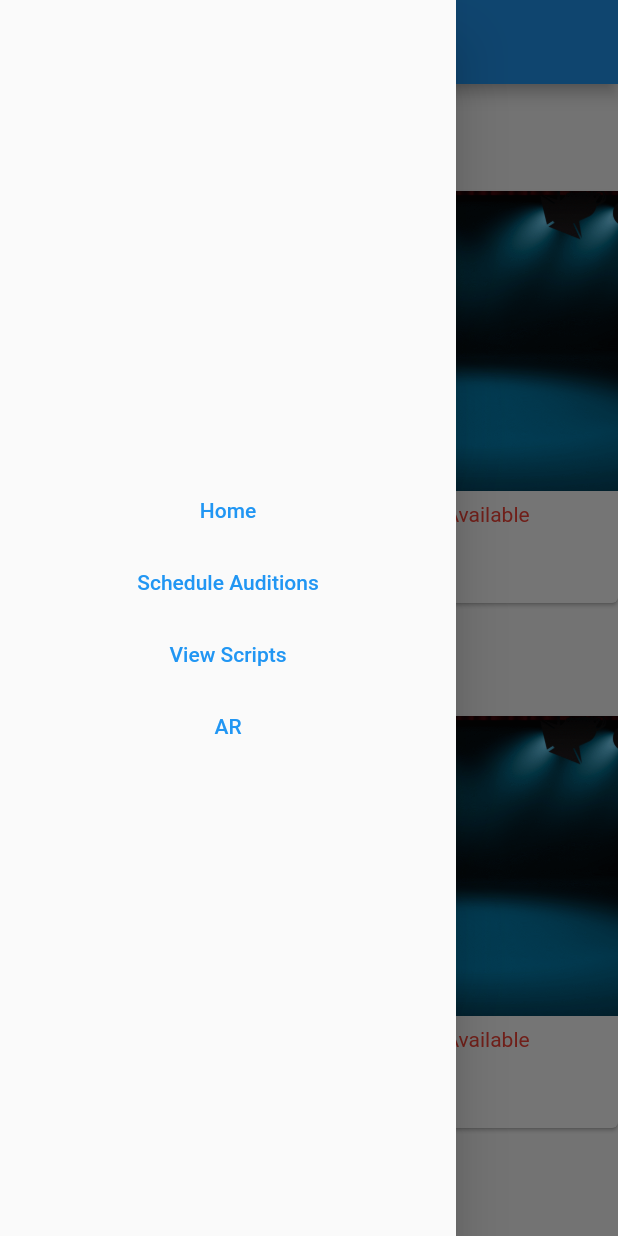
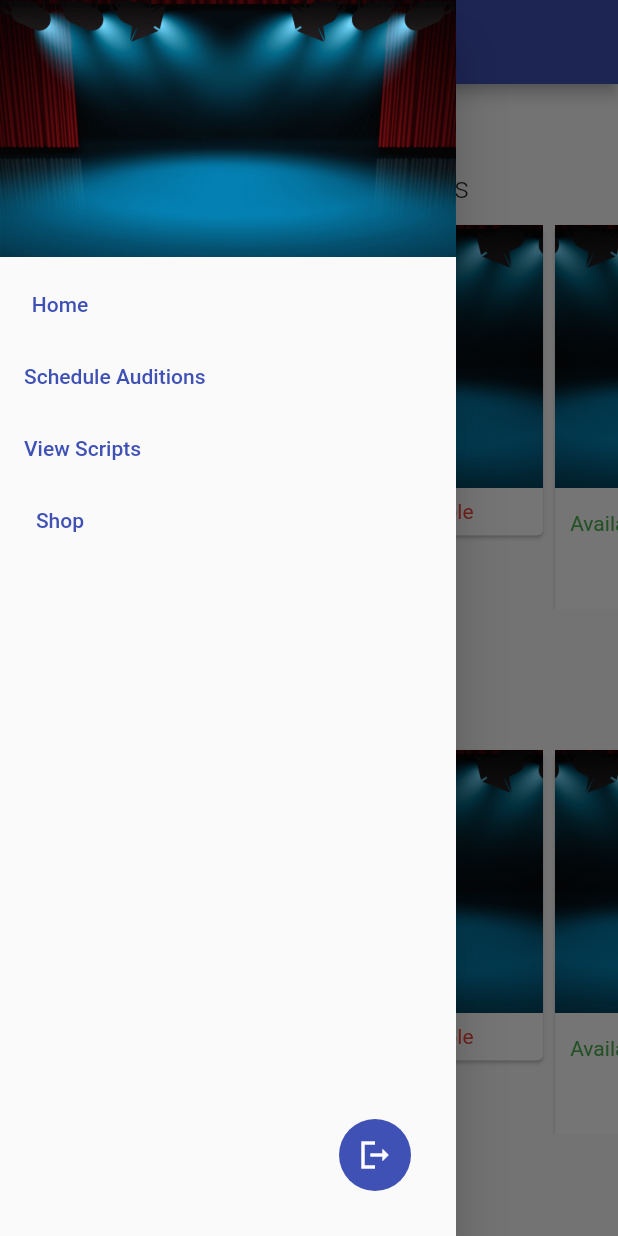
Before and after one commit to AkhileshManda/TheatricalHack, a Flutter app: the CostumesPage screen opened directly, with the side drawer open, on a phone screen of 412 x 824 dp. Run offline on Flutter 3.47's test engine with Material 2 defaults, Android fonts, the phone set to English and light mode, and no system bars; our stand-ins replace cloud_firestore, firebase_auth, firebase_core, flutter_rating_bar; missing offline and left inert: model_viewer; accounts and stored records are empty.

Commit message:
updated UI

```diff
--- a/theatre_buddy/lib/main.dart
+++ b/theatre_buddy/lib/main.dart
@@ -17,7 +17,7 @@ class MyApp extends StatelessWidget {
     return MaterialApp(
       title: 'Flutter Demo',
       theme: ThemeData(
-        primarySwatch: Colors.blue,
+        primarySwatch: Colors.indigo
       ),
       home: const AuthScreen()
     );
--- a/theatre_buddy/lib/screens/app/costumes_page.dart
+++ b/theatre_buddy/lib/screens/app/costumes_page.dart
@@ -7,20 +7,31 @@ class CostumesPage extends StatelessWidget {
   @override
   Widget build(BuildContext context) {
     return Scaffold(
-      appBar: AppBar(title: const Text("Props")),
-      drawer: const DrawerWidget(),
+      appBar: AppBar(title: const Text("Shop")),
+      drawer: DrawerWidget(),
       body: SingleChildScrollView(
         child: Column(
+
           children: [
             SizedBox(
               width: MediaQuery.of(context).size.width,
               height: 350,
               child: Column(
+
+                crossAxisAlignment: CrossAxisAlignment.start,
                 mainAxisSize: MainAxisSize.min,
                 children: [
-                  const Padding(
-                    padding: EdgeInsets.all(10.0),
-                    child: Text("Costumes", style: TextStyle(fontSize: 40)),
+                  Padding(
+                    padding: const EdgeInsets.all(10.0),
+                    child: Column(
+                      crossAxisAlignment: CrossAxisAlignment.start,
+                      children: const[
+                         Text("Costumes", style: TextStyle(fontSize: 40)),
+                         Text("A great play needs great costumes",
+                        style: TextStyle(fontSize: 20, fontWeight:FontWeight.w300
+                        )),
+                      ],
+                    ),
                   ),
                   Expanded(
                     child: ListView(
@@ -39,16 +50,24 @@ class CostumesPage extends StatelessWidget {
                 ]
               ),
             ),
-
             SizedBox(
               width: MediaQuery.of(context).size.width,
               height: 350,
               child: Column(
+                crossAxisAlignment: CrossAxisAlignment.start,
                 mainAxisSize: MainAxisSize.min,
                 children: [
-                  const Padding(
-                    padding: EdgeInsets.all(10.0),
-                    child: Text("Props", style: TextStyle(fontSize: 40)),
+                  Padding(
+                    padding: const EdgeInsets.all(10.0),
+                    child: Column(
+                      crossAxisAlignment: CrossAxisAlignment.start,
+                      children: const[
+                         Text("Props", style: TextStyle(fontSize: 40)),
+                         Text("Bring your play to life",
+                        style: TextStyle(fontSize: 20, fontWeight:FontWeight.w300
+                        )),
+                      ],
+                    ),
                   ),
                   Expanded(
                     child: ListView(
@@ -60,7 +79,6 @@ class CostumesPage extends StatelessWidget {
                         CostumeCard(isAvailable: true, image: "costume"),
                         CostumeCard(isAvailable: true, image: "costume"),
                         CostumeCard(isAvailable: true, image: "costume"),
-
                       ]
                     ),
                   ),
--- a/theatre_buddy/lib/screens/app/script_review_screen.dart
+++ b/theatre_buddy/lib/screens/app/script_review_screen.dart
@@ -26,7 +26,8 @@ class ScriptReviewScreen extends StatelessWidget {
   Widget build(BuildContext context) {
 
     return Scaffold(
-      appBar: AppBar(title: Text(name)),
+
+      appBar: AppBar(title: Text(name),elevation:0),
       body: Column(
         children: [
            Expanded(
--- a/theatre_buddy/lib/screens/app/script_screen.dart
+++ b/theatre_buddy/lib/screens/app/script_screen.dart
@@ -20,7 +20,7 @@ class _ScriptsScreenState extends State<ScriptsScreen> {
   Widget build(BuildContext context) {
     return Scaffold(
         appBar: AppBar(title: const Text("Script Review")),
-        drawer: const DrawerWidget(),
+        drawer: DrawerWidget(),
         body: StreamBuilder<QuerySnapshot>(
             stream: _scriptsStream,
             builder: (ctx, snapshot) {
--- a/theatre_buddy/lib/widgets/costumes_card.dart
+++ b/theatre_buddy/lib/widgets/costumes_card.dart
@@ -8,13 +8,14 @@ class CostumeCard extends StatelessWidget {
 
   @override
   Widget build(BuildContext context) {
-    return Card(
+    return SingleChildScrollView(
+      child: Card(
         child: Column(
           //mainAxisAlignment: MainAxisAlignment.spaceEvenly,
           children:[
             const SizedBox(
-            width: 200,
-            height: 200,
+              width: 175,
+              height: 175,
               child: Image(
                 image: AssetImage('images/background1.png'), fit: BoxFit.cover
                 ),
@@ -38,10 +39,14 @@ class CostumeCard extends StatelessWidget {
                   } ,)
                 ],
               ),
-          )
+            ),
+
+            if(isAvailable)
+            TextButton(child: const Text("Place Order"), onPressed:(){})
           ]
 
         )
+      ),
     );
   }
 }
--- a/theatre_buddy/lib/widgets/drawer.dart
+++ b/theatre_buddy/lib/widgets/drawer.dart
@@ -1,19 +1,34 @@
+import 'package:firebase_auth/firebase_auth.dart';
 import 'package:flutter/material.dart';
 import 'package:theatre_buddy/screens/app/ar_page.dart';
 import 'package:theatre_buddy/screens/app/audition_screen.dart';
 import 'package:theatre_buddy/screens/app/costumes_page.dart';
 import 'package:theatre_buddy/screens/app/home.dart';
 import 'package:theatre_buddy/screens/app/script_screen.dart';
+import 'package:theatre_buddy/screens/auth/sign_in.dart';
 
 class DrawerWidget extends StatelessWidget {
-  const DrawerWidget({ Key? key }) : super(key: key);
+  DrawerWidget({ Key? key }) : super(key: key);
+
+  final FirebaseAuth _auth = FirebaseAuth.instance;
 
   @override
   Widget build(BuildContext context) {
     return Drawer(
         child: Column(
-          mainAxisAlignment: MainAxisAlignment.center,
+          mainAxisAlignment: MainAxisAlignment.start,
+          crossAxisAlignment: CrossAxisAlignment.start,
           children: [
+            const Image(
+              image:AssetImage('images/background1.png')
+            ),
+            Expanded(
+              child: Padding(
+                padding: const EdgeInsets.all(8.0),
+                child: Column(
+                  crossAxisAlignment: CrossAxisAlignment.start,
+                  children: [
+
                     TextButton(
                   child: const Text("Home"),
                 onPressed:(){
@@ -21,21 +36,51 @@ class DrawerWidget extends StatelessWidget {
                   Navigator.push(context,MaterialPageRoute(builder: (context)=>const HomeScreen()));
 
                 }),
+
                 TextButton(
                   child: const Text("Schedule Auditions"),
                   onPressed:(){
                     Navigator.push(context, MaterialPageRoute(builder: (context)=>const AuditionScreen()));
                   }
                   ),
+
                   TextButton(
                  child: Text("View Scripts"),
                  onPressed:(){
                    Navigator.push(context,MaterialPageRoute(builder: (context)=>ScriptsScreen()));
                  }
                 ),
-            TextButton(child: Text("AR"), onPressed:(){
+
+                 TextButton(child: Text("Shop"), onPressed:(){
                   Navigator.push(context,MaterialPageRoute(builder: (context)=>const CostumesPage() ));
                 }),
+
+                ]
+                ),
+              ),
+            ),
+
+            Padding(
+              padding: const EdgeInsets.only(bottom: 10,right: 10),
+              child: Align(
+                alignment:Alignment.bottomRight,
+                child: Container(
+                  margin: EdgeInsets.all(20),
+                  decoration: BoxDecoration(
+                    shape: BoxShape.circle,
+                    color: Colors.indigo,
+                  ),
+                  child: IconButton(
+                    onPressed: (){
+                      _auth.signOut();
+                      Navigator.pushReplacement(context, MaterialPageRoute(builder: (context)=>AuthScreen() ));
+                      }, icon: Icon(Icons.logout_sharp, color: Colors.white,)
+                  ),
+                ),
+              ),
+            )
+
+
           ],),
       );
   }
```
Also changed, not shown: theatre_buddy/lib/screens/app/audition_screen.dart (+1 -11 lines), theatre_buddy/lib/screens/app/script_upload_screen.dart (+25 -5 lines), theatre_buddy/lib/widgets/audition_card.dart (+36 -4 lines), theatre_buddy/lib/widgets/script_card.dart (+25 -10 lines), theatre_buddy/flutter_03.png (added), 1 other file. Lines whose indentation alone changed are shown as unchanged.
